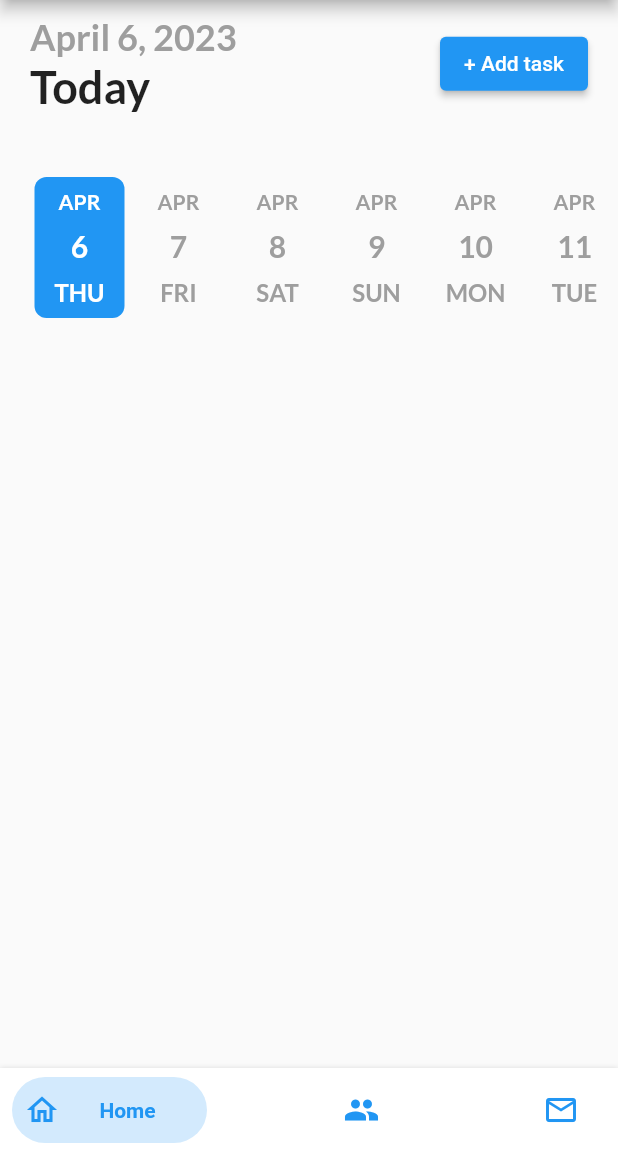
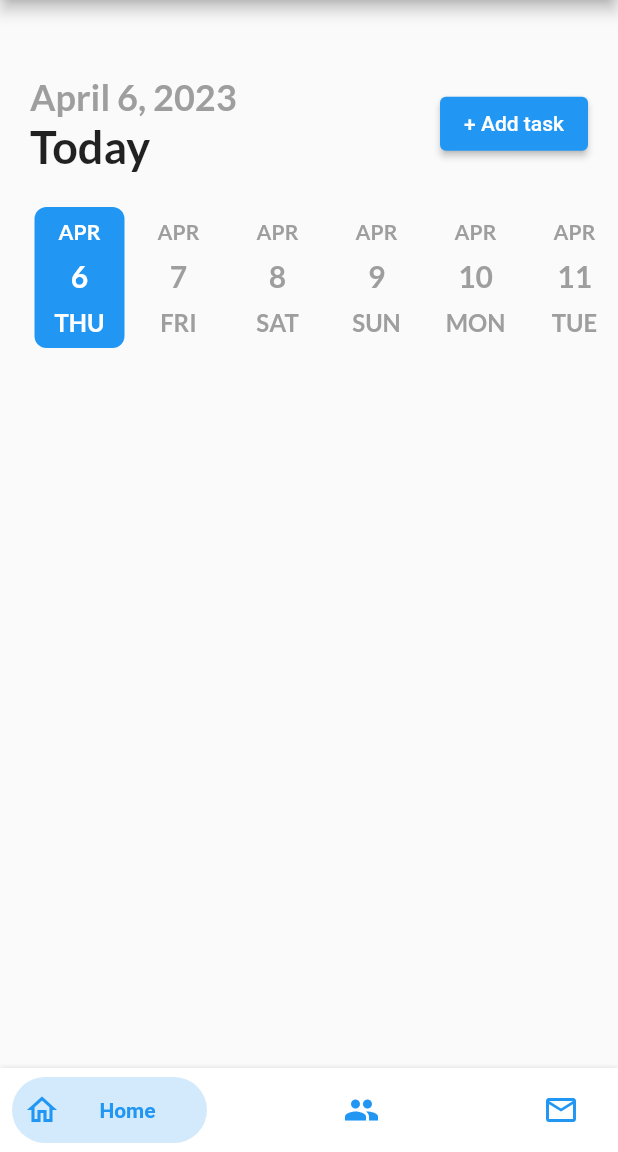
Before and after one commit to JamieH2/time_crunch, a Flutter app: the screen it shows after launch, on a phone screen of 412 x 824 dp, the part 84-1236 px from its top. Run offline on Flutter 3.47's test engine with Material 2 defaults, Android fonts, the phone set to English and light mode, and no system bars; drawn by our look-alikes of bottom_navy_bar, date_picker_timeline; our stand-ins replace get, get_storage, google_fonts, hive, hive_flutter; accounts and stored records are empty.

Commit message:
more small changes

```diff
--- a/lib/main.dart
+++ b/lib/main.dart
@@ -13,7 +13,6 @@ import 'settings.dart';
 import 'package:time_crunch/screens/home_page.dart';
 import 'package:time_crunch/screens/meetings_page.dart';
 import 'package:time_crunch/screens/email_page.dart';
-import 'package:time_crunch/screens/placeholder.dart';
 import 'package:time_crunch/screens/news_page.dart';
 import 'package:time_crunch/screens/tutorial_page.dart';
 
--- a/lib/screens/home_page.dart
+++ b/lib/screens/home_page.dart
@@ -63,7 +63,7 @@ class _HomePageState extends State<HomePage> {
       body: Column(
         children: [
           Container(
-            margin: const EdgeInsets.only(left: 20, right: 20, top: 10,),
+            margin: const EdgeInsets.only(left: 20, right: 20, top: 50,),
             child: Row(
               mainAxisAlignment: MainAxisAlignment.spaceBetween,
               children: [
@@ -94,7 +94,7 @@ class _HomePageState extends State<HomePage> {
           ),
           // Add a new row for the date picker
           Container(
-            margin: EdgeInsets.only(top: 40, bottom: 20, left: 20),
+            margin: EdgeInsets.only(top: 20, bottom: 20, left: 20),
             child: Row(
               children: [
                 Expanded(
--- a/lib/screens/settings_page.dart
+++ b/lib/screens/settings_page.dart
@@ -1,4 +1,6 @@
 import 'package:flutter/material.dart';
+
+import '../dark_mode/theme_services.dart';
 
 void main() => runApp(const SettingsPage());
 
@@ -41,7 +43,9 @@ class _SettingsPageState extends State<SettingsPage> {
             children: [
               const SizedBox(height: 20),
               ElevatedButton(
-                onPressed: () {},
+                onPressed: () {
+                  ThemeService().switchTheme();
+                },
                 child: const Text("Dark Mode"),
               ),
               const SizedBox(height: 20),
```
